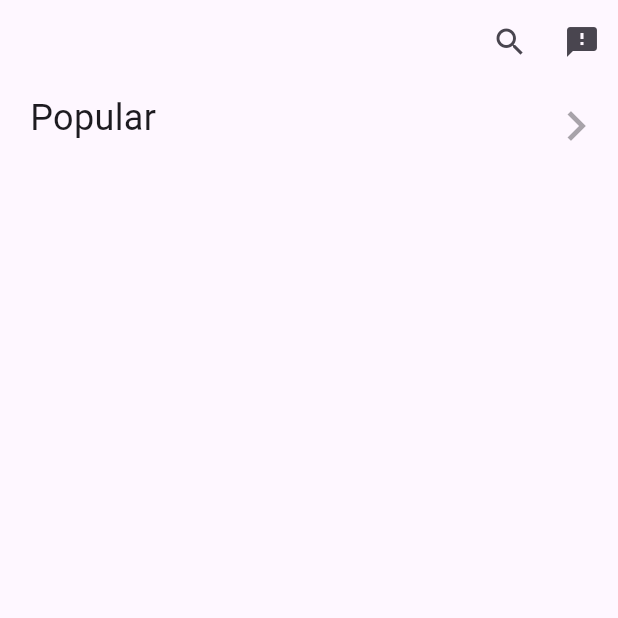
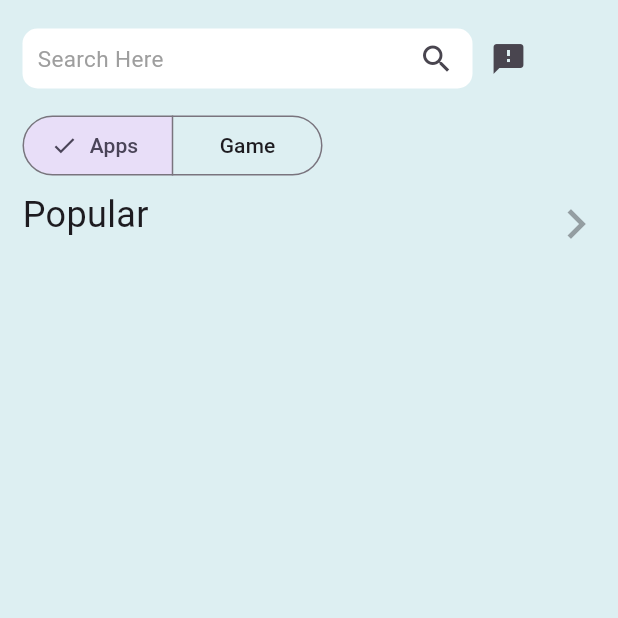
Before and after one commit to apon10510/app_gokei, a Flutter app: the HomePage screen opened directly, on a phone screen of 412 x 824 dp, the top half of it. Run offline on Flutter 3.47's test engine with Material 3 defaults, Android fonts, the phone set to English and light mode, and no system bars; our stand-ins replace auto_size_text, cached_network_image, connectivity_plus, floating_bottom_navigation_bar, flutter_staggered_animations, lottie and 3 more; missing offline and left inert: feedback, flutter_email_sender, search_page; accounts and stored records are empty; network calls fail.

```diff
--- /dev/null
+++ b/client/lib/core/theme/app_theme.dart
@@ -0,0 +1,6 @@
+import 'package:flutter/material.dart';
+
+class AppTheme {
+  static final lightMode = ThemeData.light();
+  static final DarkMode = ThemeData.dark();
+}
--- /dev/null
+++ b/client/lib/feature/home/util/container_search_bar.dart
@@ -0,0 +1,101 @@
+import 'dart:convert';
+import 'package:http/http.dart' as http;
+import 'package:app_gokai/feature/home/util/search_bar.dart';
+import 'package:app_gokai/feature/webview/page/webview_page.dart';
+import 'package:cached_network_image/cached_network_image.dart';
+import 'package:flutter/material.dart';
+import 'package:search_page/search_page.dart';
+
+class ContainerSearchBarUtils extends StatefulWidget {
+  const ContainerSearchBarUtils({super.key});
+
+  @override
+  State<ContainerSearchBarUtils> createState() => _ContainerSearchBarUtilsState();
+}
+
+class _ContainerSearchBarUtilsState extends State<ContainerSearchBarUtils> {
+      dynamic data ;
+    Future getData() async {
+    var res =
+        await http.get(Uri.parse('https://aponali.github.io/api/allapon.json'));
+    setState(() {
+      var decode = json.decode(res.body).cast<Map<String, dynamic>>();
+      data = decode;
+    });
+  }
+
+  @override
+  void initState() {
+    super.initState();
+    getData();
+  }
+  @override
+  Widget build(BuildContext context) {
+    return GestureDetector(
+      onTap: () {
+        showSearch(
+          context: context,
+          delegate: SearchPage<Map<String, dynamic>>(
+            failure: const Center(
+              child: Text('No App found :('),
+            ),
+            searchLabel: 'Search App',
+            builder: (builder) {
+              return Padding(
+                padding: const EdgeInsets.all(8.0),
+                child: Column(
+                  children: [
+                    ListTile(
+                      onTap: () {
+                        Navigator.of(context).push(
+                          MaterialPageRoute(
+                            builder: (b) => WebViewPage(
+                              url: builder['allurl'].toString(),
+                            ),
+                          ),
+                        );
+                      },
+                      title: Text(builder['allappname'].toString()),
+                      leading: SizedBox(
+                        height: 40,
+                        width: 40,
+                        child: CachedNetworkImage(
+                          imageUrl: builder['allappimage'].toString(),
+                        ),
+                      ),
+                    ),
+                  ],
+                ),
+              );
+            },
+            filter: (filter) => [
+              filter['allappname'].toString(),
+            ],
+            items: data,
+          ),
+        );
+      },
+      child: Container(
+        height: 40,
+        width: 300,
+        decoration: BoxDecoration(
+          color: Colors.white,
+          borderRadius: BorderRadius.circular(10),
+        ),
+        child: Row(
+          mainAxisAlignment: MainAxisAlignment.spaceBetween,
+          children: [
+            Padding(
+              padding: const EdgeInsets.only(left: 10),
+              child: Text(
+                'Search Here',
+                style: TextStyle(fontSize: 15, color: Colors.grey),
+              ),
+            ),
+            const IconSearchBarUtil(),
+          ],
+        ),
+      ),
+    );
+  }
+}
--- a/client/lib/feature/home/util/search_bar.dart
+++ b/client/lib/feature/home/util/search_bar.dart
@@ -5,14 +5,14 @@ import 'package:cached_network_image/cached_network_image.dart';
 import 'package:flutter/material.dart';
 import 'package:search_page/search_page.dart';
 
-class SearchBarUtil extends StatefulWidget {
-  const SearchBarUtil({super.key});
+class IconSearchBarUtil extends StatefulWidget {
+  const IconSearchBarUtil({super.key});
 
   @override
-  State<SearchBarUtil> createState() => SsearchBarStateUtil();
+  State<IconSearchBarUtil> createState() => SsearchBarStateUtil();
 }
 
-class SsearchBarStateUtil extends State<SearchBarUtil> {
+class SsearchBarStateUtil extends State<IconSearchBarUtil> {
   dynamic data ;
     Future getData() async {
     var res =
--- a/client/lib/feature/home/view/home_page.dart
+++ b/client/lib/feature/home/view/home_page.dart
@@ -1,5 +1,8 @@
+import 'dart:convert';
+import 'package:app_gokai/feature/home/util/container_search_bar.dart';
+import 'package:app_gokai/feature/webview/page/webview_page.dart';
+import 'package:http/http.dart' as http;
 import 'package:app_gokai/feature/home/util/feedback_utils.dart';
-import 'package:app_gokai/feature/home/util/search_bar.dart';
 import 'package:app_gokai/feature/home/widget/list_card.dart';
 import 'package:flutter/material.dart';
 
@@ -7,17 +10,39 @@ class HomePage extends StatefulWidget {
   const HomePage({super.key});
 
   @override
-  _HomePageState createState() => _HomePageState();
+  State<HomePage> createState() => _HomePageState();
 }
 
 class _HomePageState extends State<HomePage> {
+  dynamic data;
+  Future getData() async {
+    var res =
+        await http.get(Uri.parse('https://aponali.github.io/api/allapon.json'));
+    setState(() {
+      var decode = json.decode(res.body).cast<Map<String, dynamic>>();
+      data = decode;
+    });
+  }
+
+  @override
+  void initState() {
+    super.initState();
+    getData();
+  }
+
   @override
   Widget build(BuildContext context) {
     return Scaffold(
-      appBar: AppBar(
-        automaticallyImplyLeading: false,
-        actions: [
-          const SearchBarUtil(),
+      backgroundColor: const Color.fromARGB(255, 221, 239, 242),
+      body: Column(
+        mainAxisAlignment: MainAxisAlignment.start,
+        children: [
+          SizedBox(height: 15),
+          Padding(
+            padding: const EdgeInsets.only(left: 15, right: 10),
+            child: Row(
+              children: [
+                ContainerSearchBarUtils(),
                 IconButton(
                   onPressed: () {
                     feedback(context);
@@ -26,8 +51,20 @@ class _HomePageState extends State<HomePage> {
                 ),
               ],
             ),
-      body: Column(
+          ),
+          SizedBox(height: 10),
+          Padding(
+           padding: const EdgeInsets.only(left: 15, right: 10),
+            child: Row(
+              mainAxisAlignment: MainAxisAlignment.start,
               children: [
+                Container(width: 200, child: SigmentedButtonUtils()),
+                SizedBox(
+                  width: 10,
+                ),
+              ],
+            ),
+          ),
           ListCard(
             listName: 'Popular',
             appName: 'allappname',
@@ -40,3 +77,49 @@ class _HomePageState extends State<HomePage> {
     );
   }
 }
+
+class SigmentedButtonUtils extends StatelessWidget {
+  const SigmentedButtonUtils({
+    super.key,
+  });
+
+  @override
+  Widget build(BuildContext context) {
+    return SegmentedButton<String>(
+      segments: <ButtonSegment<String>>[
+        ButtonSegment<String>(
+          value: 'Apps',
+          label: const Text('Apps'),
+        ),
+        ButtonSegment<String>(
+          value: 'Game',
+          label: const Text('Game'),
+        ),
+      ],
+      selected: const <String>{'Apps'},
+      onSelectionChanged: (Set<String> newSelection) {
+        final String selectedValue = newSelection.first;
+        switch (selectedValue) {
+          case 'Apps':
+            Navigator.push(
+              context,
+              MaterialPageRoute(
+                builder: (context) => const HomePage(),
+              ),
+            );
+            break;
+          case 'Game':
+            Navigator.push(
+              context,
+              MaterialPageRoute(
+                builder: (context) => WebViewPage(
+                  url: 'https://pub.dev/',
+                ),
+              ),
+            );
+            break;
+        }
+      },
+    );
+  }
+}
--- a/client/lib/feature/home/widget/list_card.dart
+++ b/client/lib/feature/home/widget/list_card.dart
@@ -251,7 +251,7 @@ class _ListCardState extends State<ListCard> {
                 mainAxisAlignment: MainAxisAlignment.spaceBetween,
                 children: [
                   Padding(
-                    padding: const EdgeInsets.only(left: 20),
+                    padding: const EdgeInsets.only(left: 15),
                     child: Text(
                       widget.listName,
                       style: const TextStyle(
@@ -267,7 +267,7 @@ class _ListCardState extends State<ListCard> {
               ),
             ),
             Padding(
-              padding: const EdgeInsets.only(left: 0, top: 3),
+              padding: const EdgeInsets.only(top: 3),
               child: SizedBox(
                 height: 165,
                 child: ListView.builder(
@@ -275,13 +275,15 @@ class _ListCardState extends State<ListCard> {
                   itemCount: data == null ? 0 : data.length,
                   itemBuilder: (context, index) {
                     return Padding(
-                      padding: const EdgeInsets.only(left: 20),
+                      padding: const EdgeInsets.only(left: 0),
                       child: GestureDetector(
                         onTap: () {
                           Navigator.of(context).push(MaterialPageRoute(
                               builder: (b) => WebViewPage(
                                   url: data[index][widget.appUrl])));
                         },
+                        child: Padding(
+                          padding: const EdgeInsets.only(left: 15),
                           child: Column(
                             children: [
                               Container(
@@ -313,6 +315,7 @@ class _ListCardState extends State<ListCard> {
                             ],
                           ),
                         ),
+                      ),
                     );
                   },
                 ),
--- a/client/lib/main.dart
+++ b/client/lib/main.dart
@@ -1,4 +1,4 @@
-import 'package:app_gokai/feature/home/view/home_page.dart';
+import 'package:app_gokai/feature/start_page/start_page.dart';
 import 'package:feedback/feedback.dart';
 import 'package:flutter/material.dart';
 
@@ -15,7 +15,7 @@ class MyApp extends StatelessWidget {
       child: MaterialApp(
         debugShowCheckedModeBanner: false,
         title: 'App Gokai',
-        home: HomePage(),
+        home: StartPage(),
       ),
     );
   }
--- a/client/pubspec.yaml
+++ b/client/pubspec.yaml
@@ -56,8 +56,9 @@ dependencies:
   tuple: ^2.0.2 # error handling
   icons_launcher: ^2.1.7 # flutter app icon #use
   http: ^1.2.1 # http package internet data #use
-  flutter_email_sender: ^5.1.0
-  path_provider: ^2.1.3
+  flutter_email_sender: ^5.1.0 #feedback email send #use
+  path_provider: ^2.1.3 #feedback email image sceenshot send #use
+  floating_bottom_navigation_bar: ^1.5.2
 
 dev_dependencies:
   flutter_test:
```
Also changed, not shown: client/lib/feature/start_page/start_page.dart (added, +58 -0 lines), client/pubspec.lock. Lines whose indentation alone changed are shown as unchanged.
